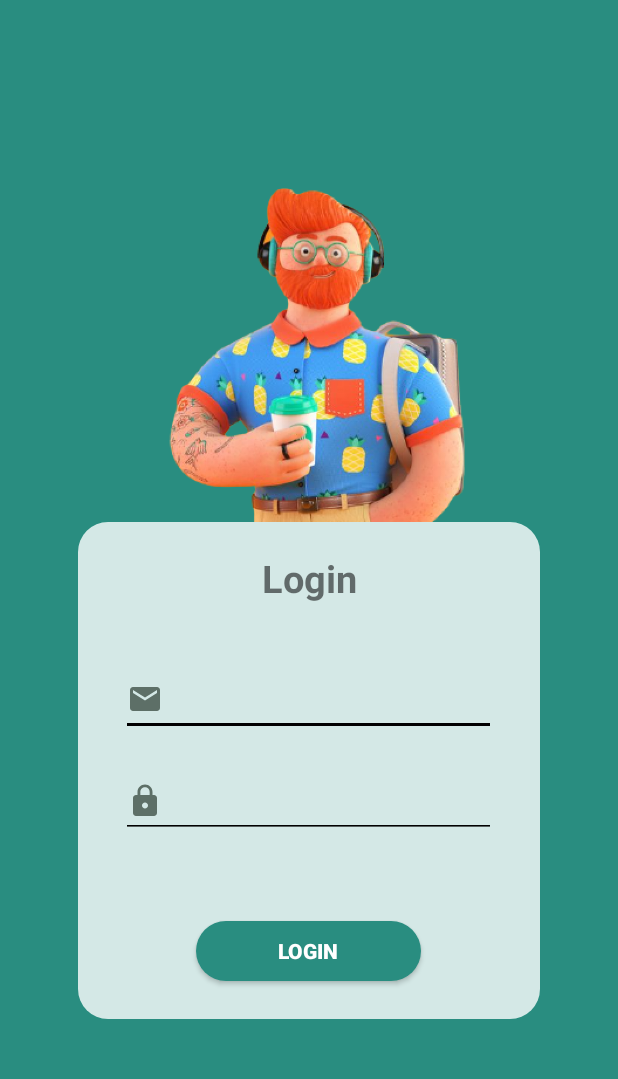
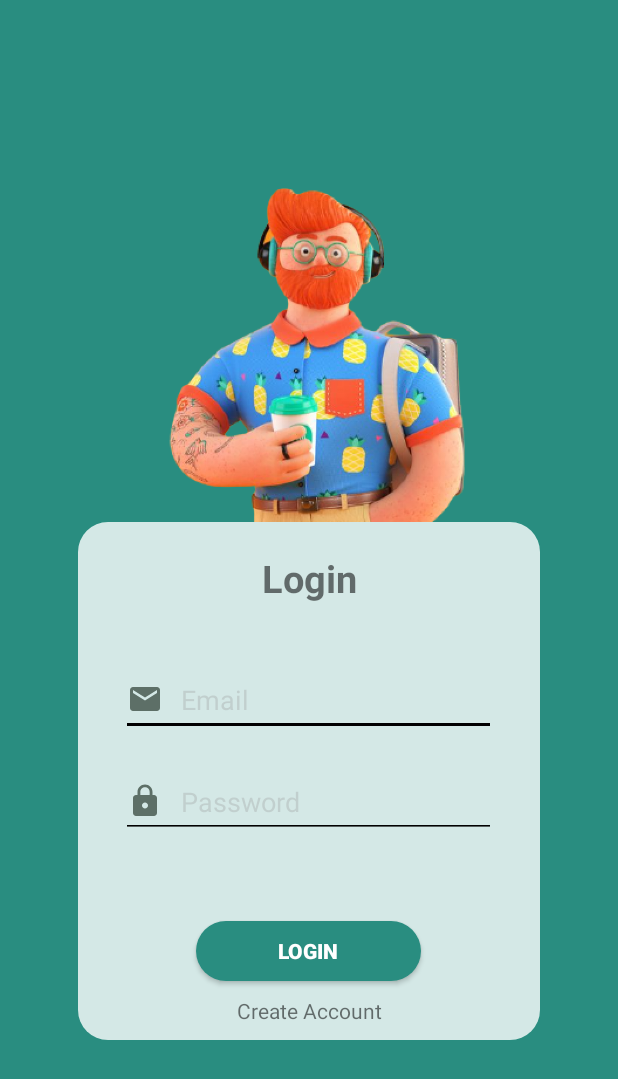
Before and after one commit to PratamaIwang/tanya.in, an Android app: the LoginActivity screen opened directly, with no data from a screen before it, on a phone screen of 412 x 824 dp. Shown: the top 1079 px of the screen. Run offline under Robolectric (Android 15) with nearby library versions, the phone set to English and light mode, and no system bars; our stand-ins replace Firebase (no records; nobody signed in at launch, a user with empty details on screens opened directly).

Commit message:
BackEnd Regis and Login

```diff
--- a/app/src/main/java/com/example/tanyain/LoginActivity.kt
+++ b/app/src/main/java/com/example/tanyain/LoginActivity.kt
@@ -3,46 +3,55 @@ package com.example.tanyain
 import android.content.Intent
 import androidx.appcompat.app.AppCompatActivity
 import android.os.Bundle
-import android.text.Html.fromHtml
 import android.widget.Button
 import android.widget.EditText
 import android.widget.TextView
 import android.widget.Toast
+import com.google.firebase.auth.FirebaseAuth
+import com.google.firebase.auth.ktx.auth
+import com.google.firebase.ktx.Firebase
 
 class LoginActivity : AppCompatActivity() {
 
-    private lateinit var InpUsername: EditText
-    private lateinit var InpPassword: EditText
-    private lateinit var BtnLogin: Button
+    private lateinit var inpEmail: EditText
+    private lateinit var inpPassword: EditText
+    private lateinit var btnLogin: Button
     private lateinit var createAccount: TextView
 
+    private lateinit var mAuth: FirebaseAuth
 
     @Override
     override fun onCreate(savedInstanceState: Bundle?) {
         super.onCreate(savedInstanceState)
         setContentView(R.layout.activity_login)
 
-//        InpUsername = findViewById(R.id.inpUsername)
-//        InpPassword = findViewById(R.id.inpPassword)
-//        BtnLogin = findViewById(R.id.btnLogin)
-//        val dbHelper = DBHelper(this)
-//        createAccount = findViewById(R.id.tvCreateAccount)
-//
-//        createAccount.setOnClickListener{
-//            startActivity(Intent(this, RegisterActivity::class.java))
-//        }
-//
-//        BtnLogin.setOnClickListener{
-//            var username: String = InpUsername.getText().toString().trim()
-//            var password: String = InpPassword.getText().toString().trim()
-//
-//            var res: Boolean = dbHelper.checkUser(username, password)
-//            if (res == true){
-//                Toast.makeText(this, "Login Successfull", Toast.LENGTH_SHORT).show()
-//                startActivity(Intent(this, MainActivity::class.java))
-//            }else{
-//                Toast.makeText(this,"Login Failed", Toast.LENGTH_SHORT).show()
-//            }
-//        }
+        inpEmail = findViewById(R.id.inpEmail)
+        inpPassword = findViewById(R.id.inpPassword)
+        btnLogin = findViewById(R.id.btn_login)
+        createAccount = findViewById(R.id.tv_createAccount)
+
+        mAuth = Firebase.auth
+
+        btnLogin.setOnClickListener{
+            var email = inpEmail.getText().toString().trim()
+            var password = inpPassword.getText().toString().trim()
+
+            mAuth.signInWithEmailAndPassword(email, password)
+                .addOnCompleteListener(this){task ->
+                    if (task.isSuccessful) {
+                        Toast.makeText(this, "Login Sucessfull", Toast.LENGTH_SHORT).show()
+                        startActivity(Intent(this, MainActivity::class.java))
+                    }else {
+                        Toast.makeText(
+                            this, "Login Failed, Email" +
+                                    " or Password doesn't match", Toast.LENGTH_LONG).show()
+                    }
+                }
+        }
+
+        createAccount.setOnClickListener{
+            startActivity(Intent(this, RegisterActivity::class.java))
+        }
+
     }
 }
--- a/app/src/main/res/layout/activity_login.xml
+++ b/app/src/main/res/layout/activity_login.xml
@@ -29,7 +29,6 @@
         android:orientation="vertical">
 
         <TextView
-            android:id="@+id/textView"
             android:layout_width="match_parent"
             android:layout_height="wrap_content"
             android:text="Login"
@@ -39,47 +38,59 @@
             android:textSize="25sp" />
 
         <EditText
-            android:id="@+id/editTextTextEmailAddress"
+            android:id="@+id/inpEmail"
             android:layout_width="250dp"
             android:layout_height="wrap_content"
             android:layout_marginTop="40dp"
             android:ems="10"
+            android:hint="Email"
             android:drawableStart="@drawable/ic_email"
             android:backgroundTint="@color/black"
             android:inputType="textEmailAddress"
             android:minHeight="48dp"
             android:layout_gravity="center"
             android:drawablePadding="12dp"
+            android:textColorHint="#33776F6F"
             tools:ignore="SpeakableTextPresentCheck" />
 
         <EditText
-            android:id="@+id/editTextTextPassword"
+            android:id="@+id/inpPassword"
             android:layout_width="250dp"
             android:layout_height="wrap_content"
             android:layout_marginTop="20dp"
             android:ems="10"
+            android:hint="Password"
             android:drawableStart="@drawable/ic_lock"
             android:backgroundTint="@color/black"
             android:inputType="textPassword"
             android:minHeight="48dp"
             android:layout_gravity="center"
-            tools:ignore="SpeakableTextPresentCheck"
             android:drawablePadding="12dp"
-            android:textColorHint="#33776F6F"/>
+            android:textColorHint="#33776F6F"
+            tools:ignore="SpeakableTextPresentCheck" />
 
         <Button
-            android:id="@+id/button3"
+            android:id="@+id/btn_login"
             android:layout_width="150dp"
             android:layout_height="40dp"
             android:layout_gravity="center"
             android:background="@drawable/button_rounded"
             android:layout_marginTop="55dp"
             android:backgroundTint="@color/ijo"
-            android:layout_marginBottom="25dp"
+            android:layout_marginBottom="10dp"
             android:textStyle="bold"
             android:textColor="@color/white"
             android:text="Login"
             android:textColorHint="#66776F6F"/>
+
+        <TextView
+            android:id="@+id/tv_createAccount"
+            android:layout_width="match_parent"
+            android:layout_height="wrap_content"
+            android:layout_marginBottom="10dp"
+            android:gravity="center"
+            android:text="Create Account"/>
+
     </LinearLayout>
 
 </LinearLayout>
--- a/build.gradle
+++ b/build.gradle
@@ -7,6 +7,7 @@ buildscript {
     dependencies {
         classpath "com.android.tools.build:gradle:7.0.2"
         classpath "org.jetbrains.kotlin:kotlin-gradle-plugin:1.6.0"
+        classpath 'com.google.gms:google-services:4.3.10'
 
         // NOTE: Do not place your application dependencies here; they belong
         // in the individual module build.gradle files
```
Also changed, not shown: app/build.gradle (+11 -0 lines), app/src/main/java/com/example/tanyain/DBHelper.java (deleted, +0 -57 lines), app/src/main/java/com/example/tanyain/RegisterActivity.kt (+72 -35 lines), app/src/main/java/com/example/tanyain/User.kt (added, +11 -0 lines), app/src/main/res/layout/activity_register.xml (+20 -10 lines), app/src/main/res/values/themes.xml (+5 -4 lines), 1 other file.
